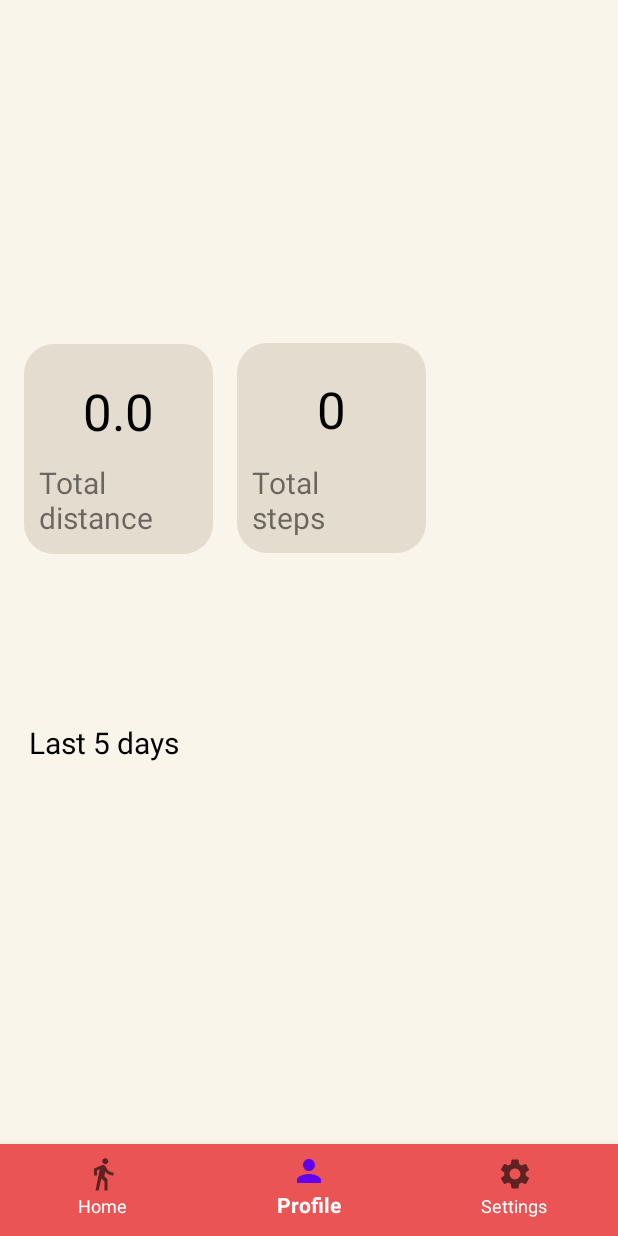
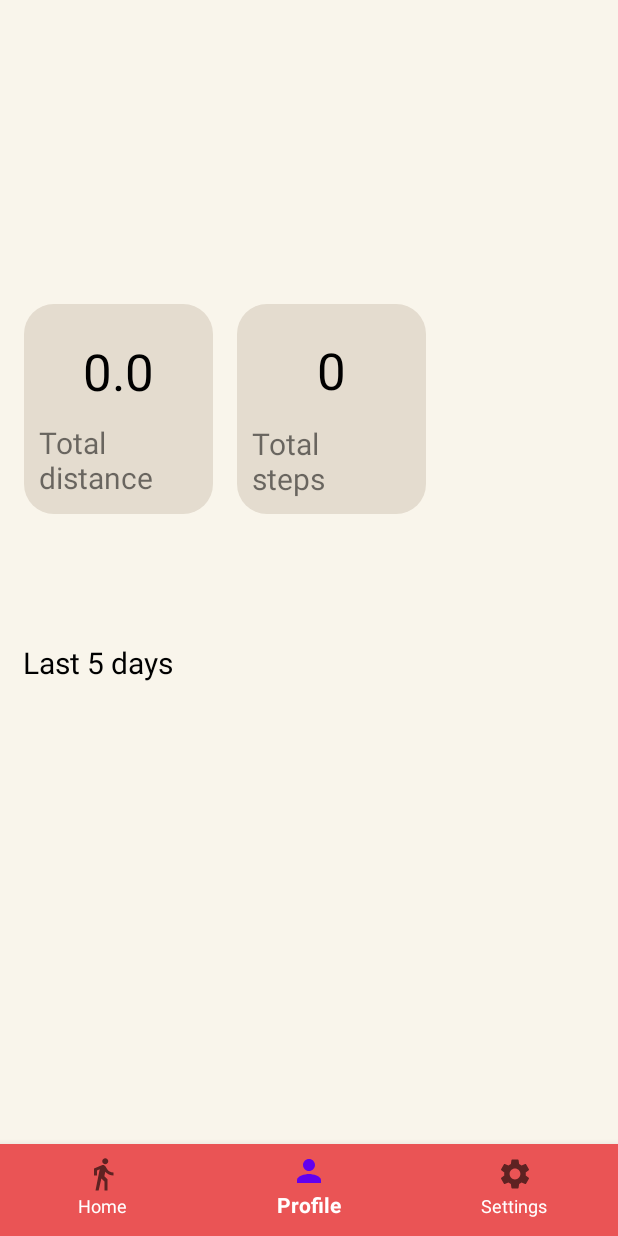
Before and after one commit to hossamalihassan/Step-counter-app, an Android app: the MainActivity screen opened directly, with no data from a screen before it, item 2 of the bottom bar chosen, on a phone screen of 412 x 824 dp. Run offline under Robolectric (Android 15) with nearby library versions, the phone set to English and light mode, and no system bars; Roboto replaces fonts that are not available here.

Commit message:
profile page is done

```diff
--- a/app/src/main/java/com/example/stepcounter/MainActivity.java
+++ b/app/src/main/java/com/example/stepcounter/MainActivity.java
@@ -58,6 +58,9 @@ public class MainActivity extends AppCompatActivity {
 
         DatabaseHelper.getDatabaseHelperInstance(this);
         if(!DatabaseHelper.didTheUserWorkoutToday()) {
+            Repository.setTime("00:00");
+            Repository.setDistance(0);
+            Repository.setSteps(0);
             Counter.resetCounter();
         }
 
--- a/app/src/main/java/com/example/stepcounter/helpers/Counter.java
+++ b/app/src/main/java/com/example/stepcounter/helpers/Counter.java
@@ -140,7 +140,6 @@ public class Counter implements SensorEventListener, LocationListener  {
     }
 
     public void toggleIsCounting() {
-        Log.d("distance", String.valueOf(getTotalDistance()));
         this.isCounting = !this.isCounting;
         if(!isCounting) {
             saveToRepository();
@@ -162,7 +161,7 @@ public class Counter implements SensorEventListener, LocationListener  {
     }
 
     public float getTotalDistance() {
-        return totalDistance;
+        return totalDistance / 1000.0f;
     }
     public void setUserAchievedHisGoalText(TextView userAchievedHisGoalText) {
         this.userAchievedHisGoalText = userAchievedHisGoalText;
@@ -249,7 +248,6 @@ public class Counter implements SensorEventListener, LocationListener  {
             lastLocation = location;
 
             lastUpdateTime = currentTime;
-            Log.d("time", String.valueOf(lastUpdateTime));
         }
     }
 
--- a/app/src/main/java/com/example/stepcounter/helpers/ProfileHandler.java
+++ b/app/src/main/java/com/example/stepcounter/helpers/ProfileHandler.java
@@ -97,6 +97,7 @@ public class ProfileHandler {
             totalDistance = totalDistanceCursor.getInt(0);
         }
 
+        Log.d("total distance", String.valueOf(totalDistance));
         totalStepsTextView.setText(String.valueOf(totalSteps));
         totalDistanceTextView.setText(String.valueOf(totalDistance));
     }
--- a/app/src/main/res/layout/fragment_profile.xml
+++ b/app/src/main/res/layout/fragment_profile.xml
@@ -51,10 +51,10 @@
             android:background="@drawable/all_rounded_shape"
             app:layout_constraintBottom_toBottomOf="parent"
             app:layout_constraintEnd_toEndOf="parent"
-            app:layout_constraintHorizontal_bias="0.4"
+            app:layout_constraintHorizontal_bias="0.075"
             app:layout_constraintStart_toStartOf="parent"
             app:layout_constraintTop_toTopOf="parent"
-            app:layout_constraintVertical_bias="0.694" />
+            app:layout_constraintVertical_bias="0.635" />
 
         <TextView
             android:id="@+id/textView5"
@@ -67,10 +67,10 @@
             android:textSize="20sp"
             app:layout_constraintBottom_toTopOf="@+id/logsView"
             app:layout_constraintEnd_toEndOf="parent"
-            app:layout_constraintHorizontal_bias="0.063"
+            app:layout_constraintHorizontal_bias="0.05"
             app:layout_constraintStart_toStartOf="parent"
             app:layout_constraintTop_toTopOf="parent"
-            app:layout_constraintVertical_bias="0.863" />
+            app:layout_constraintVertical_bias="0.727" />
 
         <LinearLayout
             android:layout_width="126dp"
@@ -84,7 +84,7 @@
             app:layout_constraintHorizontal_bias="0.0"
             app:layout_constraintStart_toEndOf="@+id/linearLayout4"
             app:layout_constraintTop_toTopOf="parent"
-            app:layout_constraintVertical_bias="0.367">
+            app:layout_constraintVertical_bias="0.325">
 
             <TextView
                 android:id="@+id/profile_totalSteps"
@@ -120,7 +120,7 @@
             app:layout_constraintHorizontal_bias="0.056"
             app:layout_constraintStart_toStartOf="parent"
             app:layout_constraintTop_toTopOf="parent"
-            app:layout_constraintVertical_bias="0.368">
+            app:layout_constraintVertical_bias="0.325">
 
             <TextView
                 android:id="@+id/profile_totalDistance"
--- a/app/src/main/res/layout/logs_list_item.xml
+++ b/app/src/main/res/layout/logs_list_item.xml
@@ -47,7 +47,7 @@
             android:text="Steps"
             app:layout_constraintBottom_toBottomOf="parent"
             app:layout_constraintEnd_toStartOf="@+id/logStepsCountItem"
-            app:layout_constraintHorizontal_bias="1.0"
+            app:layout_constraintHorizontal_bias="0.928"
             app:layout_constraintStart_toStartOf="parent"
             app:layout_constraintTop_toTopOf="parent" />
 
```
